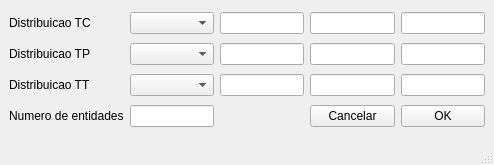
The window that janelaconfiguracao.ui (luisdecker/Modelsim16.1) describes before a commit, drawn with Qt 5.
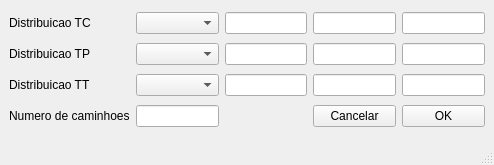
The same window after the commit.

```diff
--- a/janelaconfiguracao.ui
+++ b/janelaconfiguracao.ui
@@ -47,7 +47,7 @@
     <item row="3" column="0">
      <widget class="QLabel" name="label_4">
       <property name="text">
-       <string>Numero de entidades</string>
+       <string>Numero de caminhoes</string>
       </property>
      </widget>
     </item>
```
Left out of the diff: 2 changed lines with no effect on the pictures.
